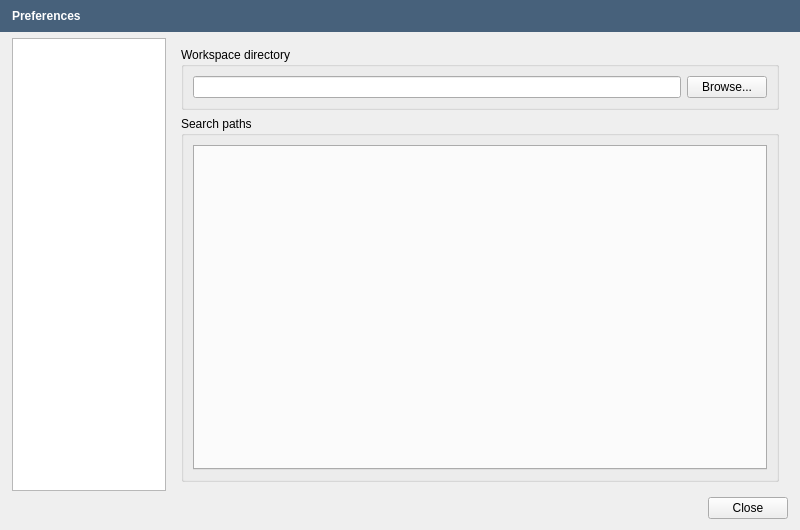
Before: the Qt Designer form src/apps/openfluid-builder/base/PreferencesDialog.ui in OpenFLUID/openfluid, drawn with Qt 5.
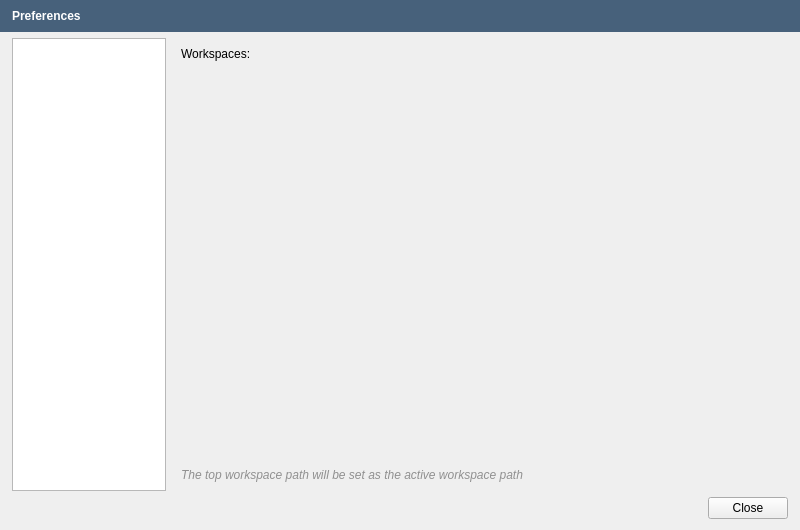
After: the same form once the commit is applied. The open tabs and pages were chosen to show the change. Custom widgets are drawn as their Qt base class.

Commit message:
Introduction of multiple workspaces
* Updated preferences for multiple workspace
* Added management of multiple workspaces in preferences dialog
* Added generic widget for paths management
  (list widget with add, remove, move up, move down buttons)
* Refactored and cleaned code

(closes OpenFLUID/openfluid#448)

```diff
--- a/src/apps/openfluid-builder/base/PreferencesDialog.ui
+++ b/src/apps/openfluid-builder/base/PreferencesDialog.ui
@@ -264,51 +264,72 @@
          </item>
         </layout>
        </widget>
-       <widget class="QWidget" name="PathPage">
-        <layout class="QVBoxLayout" name="verticalLayout_3">
+       <widget class="QWidget" name="WorkspacesPage">
+        <layout class="QVBoxLayout" name="verticalLayout_3" stretch="0,1,0">
          <item>
-          <widget class="QGroupBox" name="groupBox_3">
-           <property name="sizePolicy">
-            <sizepolicy hsizetype="Preferred" vsizetype="Maximum">
-             <horstretch>0</horstretch>
-             <verstretch>0</verstretch>
-            </sizepolicy>
+          <widget class="QLabel" name="label_6">
+           <property name="text">
+            <string>Workspaces:</string>
            </property>
-           <property name="title">
-            <string>Workspace directory</string>
+          </widget>
+         </item>
+         <item>
+          <widget class="PathsManagementWidget" name="WorkspacesPathsWidget" native="true"/>
+         </item>
+         <item>
+          <widget class="QLabel" name="label_7">
+           <property name="font">
+            <font>
+             <italic>true</italic>
+            </font>
            </property>
-           <layout class="QHBoxLayout" name="horizontalLayout_7">
-            <item>
-             <widget class="QLineEdit" name="WorkspacePathEdit">
-              <property name="readOnly">
-               <bool>true</bool>
-              </property>
-             </widget>
-            </item>
-            <item>
-             <widget class="QPushButton" name="WorkspacePathButton">
-              <property name="text">
-               <string>Browse...</string>
-              </property>
-             </widget>
-            </item>
-           </layout>
+           <property name="styleSheet">
+            <string notr="true">color : #909090;</string>
+           </property>
+           <property name="text">
+            <string>The top workspace path will be set as the active workspace path</string>
+           </property>
           </widget>
          </item>
+        </layout>
+       </widget>
+       <widget class="QWidget" name="WaresSearchPage">
+        <layout class="QVBoxLayout" name="verticalLayout_8">
          <item>
-          <widget class="QGroupBox" name="groupBox_4">
-           <property name="title">
-            <string>Search paths</string>
+          <widget class="QTabWidget" name="WaresPathsTabWidget">
+           <property name="currentIndex">
+            <number>2</number>
            </property>
-           <layout class="QHBoxLayout" name="horizontalLayout_8">
-            <item>
-             <widget class="QTabWidget" name="PathsTabWidget">
-              <property name="currentIndex">
-               <number>-1</number>
-              </property>
-             </widget>
-            </item>
-           </layout>
+           <widget class="QWidget" name="tab">
+            <attribute name="title">
+             <string>Simulators</string>
+            </attribute>
+            <layout class="QVBoxLayout" name="verticalLayout_7">
+             <item>
+              <widget class="WaresSearchPathsWidget" name="SimulatorsSearchPathsWidget" native="true"/>
+             </item>
+            </layout>
+           </widget>
+           <widget class="QWidget" name="tab_2">
+            <attribute name="title">
+             <string>Observers</string>
+            </attribute>
+            <layout class="QVBoxLayout" name="verticalLayout_9">
+             <item>
+              <widget class="WaresSearchPathsWidget" name="ObserversSearchPathsWidget" native="true"/>
+             </item>
+            </layout>
+           </widget>
+           <widget class="QWidget" name="tab_3">
+            <attribute name="title">
+             <string>Builder-Extensions</string>
+            </attribute>
+            <layout class="QVBoxLayout" name="verticalLayout_10">
+             <item>
+              <widget class="WaresSearchPathsWidget" name="BuilderextsSearchPathsWidget" native="true"/>
+             </item>
+            </layout>
+           </widget>
           </widget>
          </item>
         </layout>
@@ -599,6 +620,20 @@
    </item>
   </layout>
  </widget>
+ <customwidgets>
+  <customwidget>
+   <class>WaresSearchPathsWidget</class>
+   <extends>QWidget</extends>
+   <header>WaresSearchPathsWidget.hpp</header>
+   <container>1</container>
+  </customwidget>
+  <customwidget>
+   <class>PathsManagementWidget</class>
+   <extends>QWidget</extends>
+   <header>PathsManagementWidget.hpp</header>
+   <container>1</container>
+  </customwidget>
+ </customwidgets>
  <resources/>
  <connections/>
 </ui>
```
Left out of the diff: 4 changed lines with no effect on the pictures. The commit also changes 11 other files.
